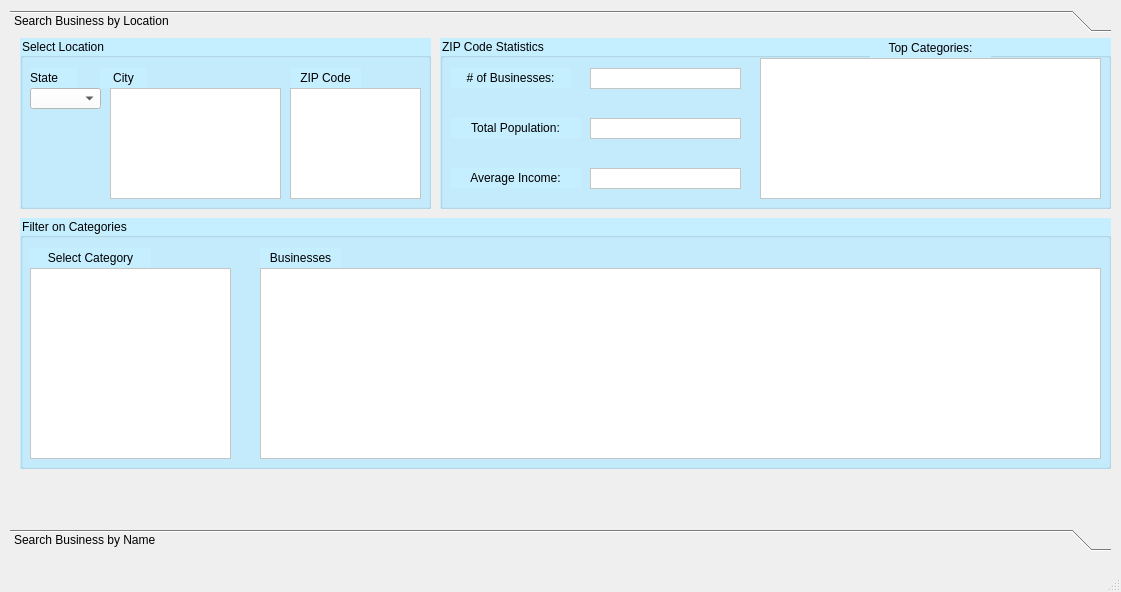
bmzr/yelper, file MyUI.ui: the form before one commit.
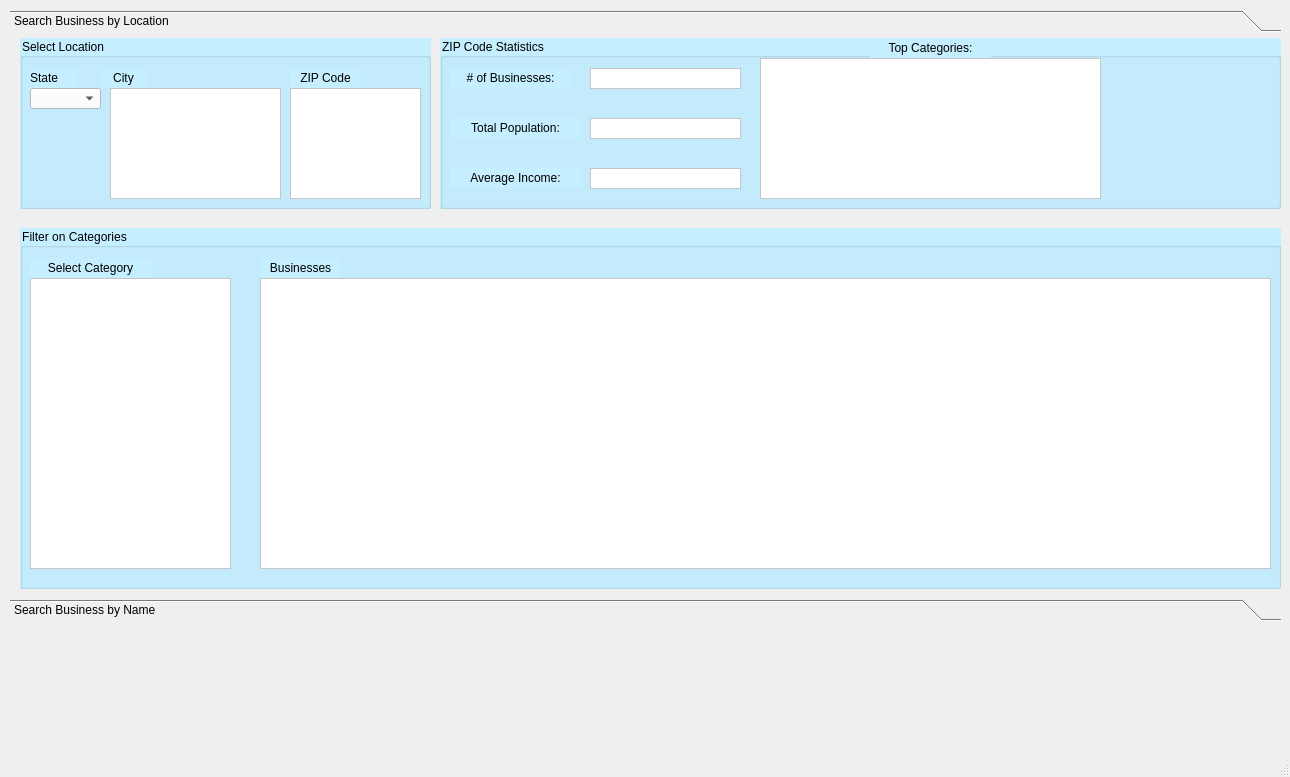
The form after the commit.

Commit message: Add more columns to business search results

The edit to the form file:
```diff
--- a/MyUI.ui
+++ b/MyUI.ui
@@ -6,8 +6,8 @@
    <rect>
     <x>0</x>
     <y>0</y>
-    <width>1121</width>
-    <height>592</height>
+    <width>1290</width>
+    <height>777</height>
    </rect>
   </property>
   <property name="windowTitle">
@@ -19,8 +19,8 @@
      <rect>
       <x>10</x>
       <y>10</y>
-      <width>1101</width>
-      <height>541</height>
+      <width>1271</width>
+      <height>611</height>
      </rect>
     </property>
     <property name="styleSheet">
@@ -34,8 +34,8 @@
       <rect>
        <x>0</x>
        <y>0</y>
-       <width>1101</width>
-       <height>475</height>
+       <width>1271</width>
+       <height>545</height>
       </rect>
      </property>
      <attribute name="label">
@@ -150,7 +150,7 @@
        <rect>
         <x>430</x>
         <y>0</y>
-        <width>671</width>
+        <width>841</width>
         <height>171</height>
        </rect>
       </property>
@@ -285,9 +285,9 @@
       <property name="geometry">
        <rect>
         <x>10</x>
-        <y>180</y>
-        <width>1091</width>
-        <height>251</height>
+        <y>190</y>
+        <width>1261</width>
+        <height>361</height>
        </rect>
       </property>
       <property name="styleSheet">
@@ -319,7 +319,7 @@
          <x>10</x>
          <y>50</y>
          <width>201</width>
-         <height>191</height>
+         <height>291</height>
         </rect>
        </property>
        <property name="styleSheet">
@@ -332,15 +332,24 @@
         <rect>
          <x>240</x>
          <y>50</y>
-         <width>841</width>
-         <height>191</height>
+         <width>1011</width>
+         <height>291</height>
         </rect>
        </property>
+       <property name="font">
+        <font>
+         <family>Lucida Sans</family>
+         <pointsize>11</pointsize>
+         <weight>50</weight>
+         <italic>false</italic>
+         <bold>false</bold>
+        </font>
+       </property>
        <property name="styleSheet">
         <string notr="true">background-color: rgb(255, 255, 255);</string>
        </property>
        <attribute name="horizontalHeaderVisible">
-        <bool>false</bool>
+        <bool>true</bool>
        </attribute>
        <attribute name="horizontalHeaderStretchLastSection">
         <bool>true</bool>
```
Left out of the diff: 6 changed lines with no effect on the pictures. The commit also changes 1 other file.
